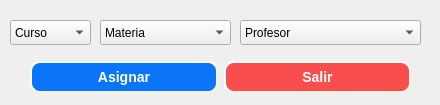
This is newassignmentdialog.ui in Santiago-Pinto/colorcraft as Qt 5 draws it before an edit. The edited form follows.
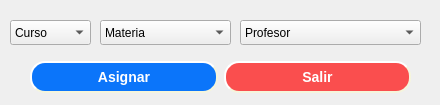
This is the edited form.

Diff of the .ui file:
```diff
--- a/newassignmentdialog.ui
+++ b/newassignmentdialog.ui
@@ -61,7 +61,7 @@
     </property>
    </item>
   </widget>
-  <widget class="QWidget" name="">
+  <widget class="QWidget" name="layoutWidget">
    <property name="geometry">
     <rect>
      <x>30</x>
@@ -78,7 +78,7 @@
       background-color: rgb(11, 117, 250);
 	  border-style: outset;
 	  border-width: 2px;
-	  border-radius: 10px;
+	  border-radius: 15px;
 	  border-color: beige;
 	  font: bold 14px;
 	  color: white;
@@ -113,7 +113,7 @@
       background-color: rgb(250, 78, 78);
 	  border-style: outset;
 	  border-width: 2px;
-	  border-radius: 10px;
+	  border-radius: 15px;
 	  border-color: beige;
 	  font: bold 14px;
 	  color: white;
```
Left out of the diff: 4 changed lines with no effect on the pictures.
